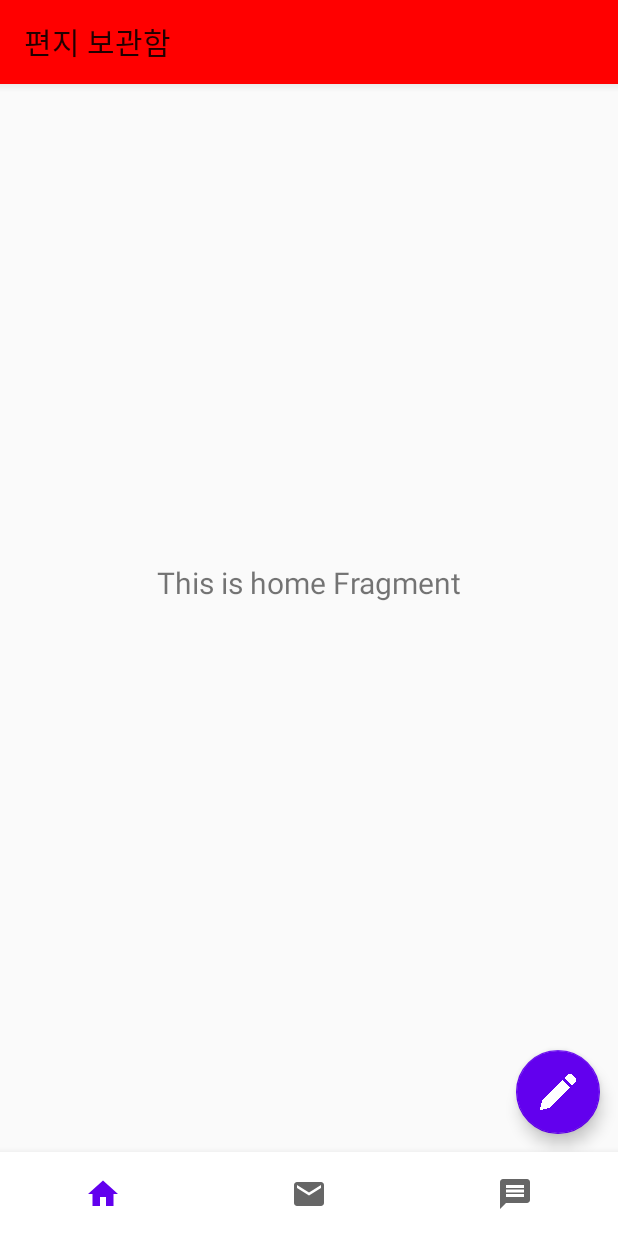
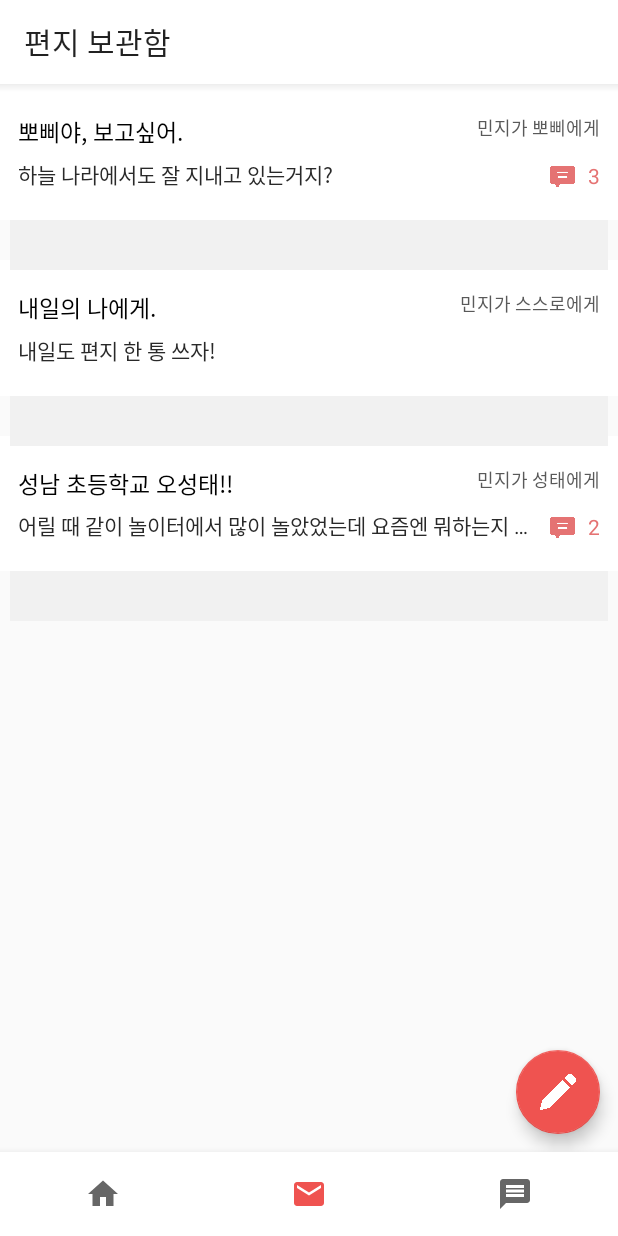
Before and after one commit to EstherHansol/mailpostnew, an Android app: the screen it shows after launch (MainActivity), item 2 of the bottom bar chosen, on a phone screen of 412 x 824 dp. Run offline under Robolectric (Android 15) with nearby library versions, the light colour scheme and no system bars; our stand-ins replace data binding.

Commit message:
편지 보관함 더미 데이터 구현

```diff
--- a/app/src/main/AndroidManifest.xml
+++ b/app/src/main/AndroidManifest.xml
@@ -11,7 +11,7 @@
         android:theme="@style/AppTheme">
 
         <activity
-            android:name=".MainActivity"
+            android:name=".ui.MainActivity"
             android:label="@string/app_name"
             android:exported="true">
             <intent-filter>
--- a/app/src/main/java/com/example/mailpost/model/Comment.kt
+++ b/app/src/main/java/com/example/mailpost/model/Comment.kt
@@ -4,5 +4,5 @@ data class Comment(
     val id: Int,
     val letterId: Int,
     val content: String,
-    val timeInMills: Double,
+    val timeInMills: Long,
 )
--- a/app/src/main/java/com/example/mailpost/ui/MainActivity.kt
+++ b/app/src/main/java/com/example/mailpost/ui/MainActivity.kt
@@ -1,12 +1,14 @@
-package com.example.mailpost
+package com.example.mailpost.ui
 
 import android.os.Bundle
+import android.util.Log
 import android.view.MenuItem
 import androidx.appcompat.app.AppCompatActivity
 import androidx.databinding.DataBindingUtil
+import com.example.mailpost.R
 import com.example.mailpost.databinding.ActivityMainBinding
+import com.example.mailpost.ui.home.HomeFragment
 import com.example.mailpost.ui.letterbox.LetterBoxFragment
-import com.example.mailpost.ui.home.HomeFragment
 import com.google.android.material.bottomnavigation.BottomNavigationView
 
 class MainActivity : AppCompatActivity(), BottomNavigationView.OnNavigationItemSelectedListener {
@@ -16,6 +18,7 @@ class MainActivity : AppCompatActivity(), BottomNavigationView.OnNavigationItemS
     override fun onCreate(savedInstanceState: Bundle?) {
         super.onCreate(savedInstanceState)
         binding = DataBindingUtil.setContentView(this, R.layout.activity_main)
+
 
         with(binding) {
             navView.setOnNavigationItemSelectedListener(this@MainActivity)
@@ -29,18 +32,18 @@ class MainActivity : AppCompatActivity(), BottomNavigationView.OnNavigationItemS
         when (item.itemId) {
             R.id.navigation_home -> {
                 supportFragmentManager.beginTransaction()
-                    .add(R.id.nav_host_fragment, HomeFragment()).commitAllowingStateLoss()
+                    .replace(R.id.nav_host_fragment, HomeFragment()).commitAllowingStateLoss()
             }
             R.id.navigation_message -> {
                 supportFragmentManager.beginTransaction()
-                    .add(R.id.nav_host_fragment, LetterBoxFragment()).commitAllowingStateLoss()
+                    .replace(R.id.nav_host_fragment, LetterBoxFragment()).commitAllowingStateLoss()
             }
             R.id.navigation_box -> {
                 supportFragmentManager.beginTransaction()
-                    .add(R.id.nav_host_fragment, LetterBoxFragment()).commitAllowingStateLoss()
+                    .replace(R.id.nav_host_fragment, LetterBoxFragment()).commitAllowingStateLoss()
             }
         }
 
-        return false
+        return true
     }
 }
--- a/app/src/main/java/com/example/mailpost/ui/adapter/LetterBoxRvAdapter.kt
+++ b/app/src/main/java/com/example/mailpost/ui/adapter/LetterBoxRvAdapter.kt
@@ -9,7 +9,7 @@ import com.example.mailpost.R
 import com.example.mailpost.databinding.ItemLetterBoxBinding
 import com.example.mailpost.model.Letter
 
-class LetterBoxRvAdapter(private val context: Context, private var letterList: ArrayList<Letter>) :
+class LetterBoxRvAdapter(private val context: Context, private var letterList: List<Letter>) :
     RecyclerView.Adapter<LetterBoxRvAdapter.LetterBoxViewHolder>() {
 
     inner class LetterBoxViewHolder(private val binding: ItemLetterBoxBinding) :
@@ -34,7 +34,7 @@ class LetterBoxRvAdapter(private val context: Context, private var letterList: A
 
     override fun onCreateViewHolder(parent: ViewGroup, viewType: Int): LetterBoxViewHolder {
         val binding: ItemLetterBoxBinding =
-            ItemLetterBoxBinding.inflate(LayoutInflater.from(parent.context))
+            ItemLetterBoxBinding.inflate(LayoutInflater.from(parent.context), parent, false)
         return LetterBoxViewHolder(binding)
     }
 
--- a/app/src/main/java/com/example/mailpost/ui/letterbox/LetterBoxFragment.kt
+++ b/app/src/main/java/com/example/mailpost/ui/letterbox/LetterBoxFragment.kt
@@ -1,13 +1,18 @@
 package com.example.mailpost.ui.letterbox
 
 import android.os.Bundle
-import androidx.fragment.app.Fragment
+import android.util.Log
 import android.view.LayoutInflater
 import android.view.View
 import android.view.ViewGroup
+import androidx.core.content.ContextCompat
+import androidx.fragment.app.Fragment
+import com.example.mailpost.R
 import com.example.mailpost.databinding.FragmentLetterBoxBinding
 import com.example.mailpost.ui.adapter.LetterBoxRvAdapter
-import com.example.mailpost.ui.utils.LetterBoxItemDecoration
+import com.example.mailpost.ui.utils.DividerDecoration
+import com.example.mailpost.ui.utils.MarginDecoration
+import com.example.mailpost.ui.utils.providePrivateLetters
 
 
 class LetterBoxFragment : Fragment() {
@@ -25,12 +30,18 @@ class LetterBoxFragment : Fragment() {
 
     override fun onViewCreated(view: View, savedInstanceState: Bundle?) {
         super.onViewCreated(view, savedInstanceState)
-
-        val decoration = LetterBoxItemDecoration()
+        Log.d("TAG", "onViewCreated: " + "test")
+        val marginDecoration = MarginDecoration()
+        val dividerDecoration = DividerDecoration(
+            50f,
+            10f,
+            ContextCompat.getColor(requireContext(), R.color.itemDividerColor)
+        )
 
         with(binding) {
-            letterRvAdapter = LetterBoxRvAdapter(requireContext(), ArrayList())
-            letterBoxRv.addItemDecoration(decoration)
+            letterRvAdapter = LetterBoxRvAdapter(requireContext(), providePrivateLetters())
+            letterBoxRv.addItemDecoration(marginDecoration)
+            letterBoxRv.addItemDecoration(dividerDecoration)
             letterBoxRv.adapter = letterRvAdapter
         }
     }
--- /dev/null
+++ b/app/src/main/java/com/example/mailpost/ui/utils/DividerDecoration.kt
@@ -0,0 +1,35 @@
+package com.example.mailpost.ui.utils
+
+import android.graphics.Canvas
+import android.graphics.Paint
+import androidx.annotation.ColorInt
+import androidx.recyclerview.widget.RecyclerView
+
+class DividerDecoration(
+    private val height: Float,
+    private val padding: Float,
+    @ColorInt
+    private val color: Int
+) : RecyclerView.ItemDecoration() {
+
+    private val paint = Paint()
+
+    init {
+        paint.color = color
+    }
+
+    override fun onDrawOver(c: Canvas, parent: RecyclerView, state: RecyclerView.State) {
+        val left = parent.paddingStart + padding
+        val right = parent.width - parent.paddingEnd - padding
+
+        for (i in 0 until parent.childCount) {
+            val child = parent.getChildAt(i)
+            val params = child.layoutParams as RecyclerView.LayoutParams
+
+            val top = (child.bottom + params.bottomMargin).toFloat()
+            val bottom = top + height
+
+            c.drawRect(left, top, right, bottom, paint)
+        }
+    }
+}
--- a/app/src/main/java/com/example/mailpost/ui/utils/DummyProvider.kt
+++ b/app/src/main/java/com/example/mailpost/ui/utils/DummyProvider.kt
@@ -1 +1,38 @@
 package com.example.mailpost.ui.utils
+
+import com.example.mailpost.model.Comment
+import com.example.mailpost.model.Letter
+
+fun providePrivateLetters(): List<Letter> {
+    val letterList = mutableListOf<Letter>()
+
+    val firstDummyLetter = Letter(
+        "뽀삐야, 보고싶어.",
+        "하늘 나라에서도 잘 지내고 있는거지?",
+        "민지",
+        "뽀삐",
+        listOf(Comment(0, 0, "", System.currentTimeMillis()),
+            Comment(0, 0, "", System.currentTimeMillis()),
+            Comment(0, 0, "", System.currentTimeMillis()))
+    )
+
+    val secondDummyLetter = Letter(
+        "내일의 나에게.",
+        "내일도 편지 한 통 쓰자!",
+        "민지",
+        "스스로",
+    )
+
+    val thirdDummyLetter = Letter(
+        "성남 초등학교 오성태!!",
+        "어릴 때 같이 놀이터에서 많이 놀았었는데 요즘엔 뭐하는지 궁금하네. 글 보면 연락 줘!",
+        "민지",
+        "성태",
+        listOf(Comment(0, 0, "", System.currentTimeMillis()),
+            Comment(0, 0, "", System.currentTimeMillis()))
+    )
+
+    letterList.addAll(listOf(firstDummyLetter, secondDummyLetter, thirdDummyLetter))
+
+    return letterList
+}
--- a/app/src/main/java/com/example/mailpost/ui/utils/LetterBoxItemDecoration.kt
+++ b/app/src/main/java/com/example/mailpost/ui/utils/MarginDecoration.kt
@@ -4,7 +4,7 @@ import android.graphics.Rect
 import android.view.View
 import androidx.recyclerview.widget.RecyclerView
 
-class LetterBoxItemDecoration : RecyclerView.ItemDecoration() {
+class MarginDecoration : RecyclerView.ItemDecoration() {
 
     override fun getItemOffsets(
         outRect: Rect,
@@ -16,11 +16,11 @@ class LetterBoxItemDecoration : RecyclerView.ItemDecoration() {
 
         val position = parent.getChildAdapterPosition(view)
         val count = state.itemCount
-        val verticalOffset = 20
-        val horizontalOffset = 12
+        val verticalOffset = 40
+//        val horizontalOffset = 12
 
-        outRect.left = horizontalOffset
-        outRect.right = horizontalOffset
+//        outRect.left = horizontalOffset
+//        outRect.right = horizontalOffset
 
         when (position) {
             0 -> {
--- a/app/src/main/res/layout/activity_main.xml
+++ b/app/src/main/res/layout/activity_main.xml
@@ -10,7 +10,7 @@
     <androidx.constraintlayout.widget.ConstraintLayout
         android:layout_width="match_parent"
         android:layout_height="match_parent"
-        tools:context=".MainActivity">
+        tools:context=".ui.MainActivity">
 
         <FrameLayout
             android:id="@+id/nav_host_fragment"
@@ -35,6 +35,9 @@
             app:backgroundTint="@color/colorPrimary"
             app:layout_constraintBottom_toTopOf="@+id/nav_view"
             app:layout_constraintRight_toRightOf="parent"
+            android:clickable="true"
+            android:focusable="true"
+            app:rippleColor="@android:color/white"
             app:srcCompat="@drawable/ic_pencil"
             app:tint="@android:color/white" />
 
--- a/app/src/main/res/layout/fragment_letter_box.xml
+++ b/app/src/main/res/layout/fragment_letter_box.xml
@@ -16,18 +16,20 @@
             android:id="@+id/toolbar"
             android:layout_width="match_parent"
             android:layout_height="?actionBarSize"
-            android:background="@color/white"
+            android:background="@android:color/white"
             app:layout_constraintTop_toTopOf="parent"
             app:title="편지 보관함" />
 
 
         <androidx.recyclerview.widget.RecyclerView
             android:id="@+id/letter_box_rv"
-            android:layout_width="match_parent"
+            android:layout_width="0dp"
             android:layout_height="0dp"
             android:scrollbars="none"
             app:layoutManager="androidx.recyclerview.widget.LinearLayoutManager"
             app:layout_constraintBottom_toBottomOf="parent"
+            app:layout_constraintLeft_toLeftOf="parent"
+            app:layout_constraintRight_toRightOf="parent"
             app:layout_constraintTop_toBottomOf="@+id/toolbar"
             tools:listitem="@layout/item_letter_box" />
 
--- a/app/src/main/res/layout/item_letter_box.xml
+++ b/app/src/main/res/layout/item_letter_box.xml
@@ -7,15 +7,13 @@
 
     </data>
 
-    <androidx.cardview.widget.CardView
-        android:layout_width="match_parent"
-        android:layout_height="wrap_content">
 
     <androidx.constraintlayout.widget.ConstraintLayout
         android:layout_width="match_parent"
-            android:layout_height="match_parent"
+        android:layout_height="wrap_content"
+        android:background="@android:color/white"
         android:paddingHorizontal="12dp"
-            android:paddingVertical="12dp">
+        android:paddingVertical="20dp">
 
         <TextView
             android:id="@+id/title_tv"
@@ -24,8 +22,8 @@
             android:layout_marginRight="12dp"
             android:ellipsize="end"
             android:maxLines="1"
-                android:textColor="@color/black"
-                android:textSize="14sp"
+            android:textColor="@android:color/black"
+            android:textSize="15sp"
             app:layout_constraintLeft_toLeftOf="parent"
             app:layout_constraintRight_toLeftOf="@+id/from_to_tv"
             app:layout_constraintTop_toTopOf="parent"
@@ -40,9 +38,9 @@
             android:ellipsize="end"
             android:maxLines="1"
             android:textColor="@color/contentGray"
-                android:textSize="12sp"
+            android:textSize="14sp"
             app:layout_constraintLeft_toLeftOf="parent"
-                app:layout_constraintRight_toLeftOf="@+id/message_icon"
+            app:layout_constraintRight_toLeftOf="@+id/message_iv"
             app:layout_constraintTop_toBottomOf="@+id/title_tv"
             tools:text="잘 지내고 있지?." />
 
@@ -52,14 +50,14 @@
             android:layout_height="wrap_content"
             android:text="민지가 뽀삐에게"
             android:textColor="@color/fromToGray"
-                android:textSize="11sp"
+            android:textSize="12sp"
             app:layout_constraintRight_toRightOf="parent"
             app:layout_constraintTop_toTopOf="parent" />
 
         <ImageView
             android:id="@+id/message_iv"
-                android:layout_width="17dp"
-                android:layout_height="17dp"
+            android:layout_width="18dp"
+            android:layout_height="18dp"
             android:layout_marginEnd="8dp"
             android:layout_marginRight="6dp"
             android:src="@drawable/ic_message"
@@ -75,7 +73,7 @@
             android:layout_height="wrap_content"
             android:gravity="top"
             android:textColor="@color/letterIconColor"
-                android:textSize="13sp"
+            android:textSize="14sp"
             android:visibility="gone"
             app:layout_constraintBottom_toBottomOf="parent"
             app:layout_constraintRight_toRightOf="parent"
@@ -84,5 +82,4 @@
 
 
     </androidx.constraintlayout.widget.ConstraintLayout>
-    </androidx.cardview.widget.CardView>
 </layout>
--- a/app/src/main/res/menu/bottom_nav_menu.xml
+++ b/app/src/main/res/menu/bottom_nav_menu.xml
@@ -5,7 +5,7 @@
         android:id="@+id/navigation_home"
         android:enabled="true"
         android:icon="@drawable/ic_home_black_24dp"
-        android:title="@string/title_home" />
+        android:title="홈" />
 
     <item
         android:id="@+id/navigation_message"
--- a/app/src/main/res/values/colors.xml
+++ b/app/src/main/res/values/colors.xml
@@ -1,11 +1,12 @@
 <?xml version="1.0" encoding="utf-8"?>
 <resources>
-    <color name="colorPrimary">#6200EE</color>
-    <color name="colorPrimaryDark">#3700B3</color>
-    <color name="colorAccent">#03DAC5</color>
+    <color name="colorPrimary">#EF5350</color>
+    <color name="colorPrimaryDark">#E53935</color>
+    <color name="colorAccent">#E53935</color>
     <color name="Gold">#FFFFD700</color>
 
     <color name="contentGray">#292929</color>
     <color name="fromToGray">#595959</color>
-    <color name="letterIconColor">#353535</color>
+    <color name="letterIconColor">#E57373</color>
+    <color name="itemDividerColor">#F1F1F1</color>
 </resources>
--- a/app/src/main/res/values/styles.xml
+++ b/app/src/main/res/values/styles.xml
@@ -1,4 +1,4 @@
-<resources>
+<resources xmlns:tools="http://schemas.android.com/tools">
 
     <!-- Base application theme. -->
     <style name="AppTheme" parent="Theme.AppCompat.Light.NoActionBar">
@@ -6,6 +6,8 @@
         <item name="colorPrimary">@color/colorPrimary</item>
         <item name="colorPrimaryDark">@color/colorPrimaryDark</item>
         <item name="colorAccent">@color/colorAccent</item>
+        <item name="android:statusBarColor" tools:targetApi="l">@android:color/white</item>
+        <item name="android:windowLightStatusBar" tools:targetApi="m">true</item>
     </style>
 
 </resources>
```
Lines whose indentation alone changed are shown as unchanged.
